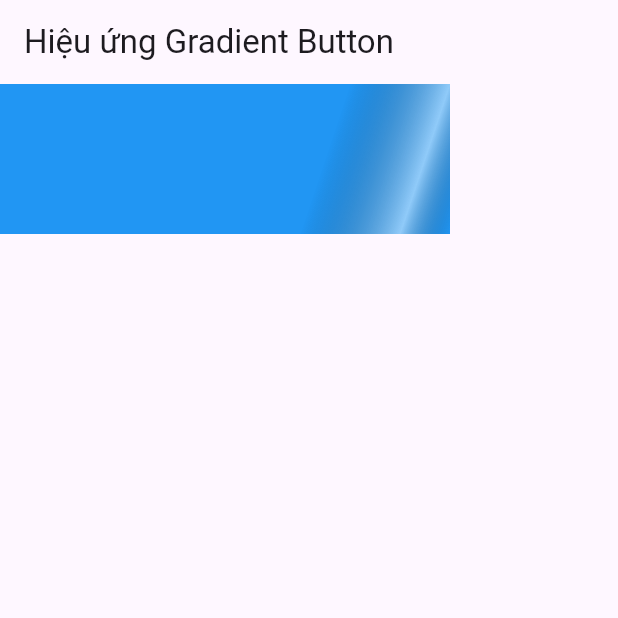
After one commit to duchl0202/custom_paint_flutter, a Flutter app: the InteractionButton screen opened directly, on a phone screen of 412 x 824 dp, the top half of it. The commit adds this screen. Run offline on Flutter 3.47's test engine with Material 3 defaults, Android fonts, the phone set to English and light mode, and no system bars.

Commit message:
chore: Add Interaction Button widget with gradient animation effect

```diff
--- /dev/null
+++ b/lib/animation/nomal/interaction_button.dart
@@ -0,0 +1,80 @@
+import 'package:flutter/material.dart';
+
+class InteractionButton extends StatefulWidget {
+  const InteractionButton({
+    super.key,
+  });
+
+  @override
+  // ignore: library_private_types_in_public_api
+  _InteractionButtonState createState() => _InteractionButtonState();
+}
+
+class _InteractionButtonState extends State<InteractionButton>
+    with SingleTickerProviderStateMixin {
+  late AnimationController _controller;
+
+  @override
+  void initState() {
+    super.initState();
+    _controller = AnimationController(
+      vsync: this,
+      duration: const Duration(seconds: 1),
+    )..repeat();
+  }
+
+  @override
+  void dispose() {
+    _controller.dispose();
+    super.dispose();
+  }
+
+  @override
+  Widget build(BuildContext context) {
+    return Scaffold(
+      appBar: AppBar(
+        title: const Text('Hiệu ứng Gradient Button'),
+      ),
+      body: Stack(
+        children: [
+          Container(
+            width: 300,
+            height: 100,
+            color: Colors.blue,
+          ),
+          AnimatedBuilder(
+            animation: _controller,
+            builder: (context, child) {
+              return ShaderMask(
+                shaderCallback: (bounds) {
+                  final double width = bounds.width;
+                  final double dx = _controller.value * width;
+                  return LinearGradient(
+                    begin: Alignment.topLeft,
+                    end: Alignment.bottomRight,
+                    colors: [
+                      Colors.transparent,
+                      Colors.white.withOpacity(0.5),
+                      Colors.transparent,
+                    ],
+                    stops: [
+                      dx / width - 0.2,
+                      dx / width,
+                      dx / width + 0.2,
+                    ],
+                  ).createShader(bounds);
+                },
+                blendMode: BlendMode.srcIn,
+                child: Container(
+                  width: 300,
+                  height: 100,
+                  color: Colors.blue,
+                ),
+              );
+            },
+          ),
+        ],
+      ),
+    );
+  }
+}
--- a/lib/model.dart
+++ b/lib/model.dart
@@ -10,6 +10,7 @@ import 'package:flutter_custom_pain/animation/basic/xoay_item_260_do.dart';
 import 'package:flutter_custom_pain/animation/nomal/animation_counter.dart';
 import 'package:flutter_custom_pain/animation/nomal/animation_load_listview.dart';
 import 'package:flutter_custom_pain/animation/nomal/bam_vao_mo_ra.dart';
+import 'package:flutter_custom_pain/animation/nomal/interaction_button.dart';
 import 'package:flutter_custom_pain/custom_paint/avanced/clock.dart';
 import 'package:flutter_custom_pain/custom_paint/avanced/sun_system.dart';
 import 'package:flutter_custom_pain/custom_paint/basic/circle.dart';
@@ -32,7 +33,6 @@ import 'package:flutter_custom_pain/custom_paint/normal/wave_animation.dart';
 import 'package:flutter_custom_pain/gesture_detector/advance/cube_rotating.dart';
 import 'package:flutter_custom_pain/gesture_detector/advance/pump_and_balloon.dart';
 import 'package:flutter_custom_pain/gesture_detector/normal/swip_card.dart';
-import 'package:flutter_custom_pain/main.dart';
 
 enum WidgetType {
   animation,
@@ -259,4 +259,10 @@ final widgets = [
     type: WidgetType.animation,
     mode: Mode.intermediate,
   ),
+  WidgetModel(
+    title: 'Hiệu ứng Gradient Button',
+    widget: InteractionButton(),
+    type: WidgetType.animation,
+    mode: Mode.intermediate,
+  ),
 ];
```
